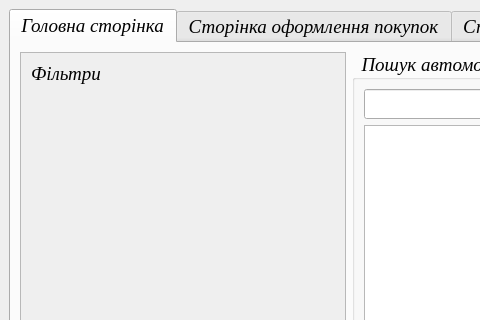
This is kursovaya/mainwindow.ui in Laffin01/kursovaya1 as Qt 5 draws it before an edit; both pictures show x 0 to 480 and y 0 to 320 of the 1031 by 676 pixel window. The edited form follows.
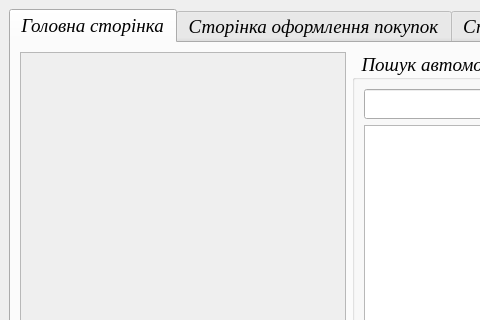
This is the edited form. The open tabs and pages were chosen to show the change.

Patch:
```diff
--- a/kursovaya/mainwindow.ui
+++ b/kursovaya/mainwindow.ui
@@ -79,25 +79,6 @@
              <height>603</height>
             </rect>
            </property>
-           <widget class="QLabel" name="label_25">
-            <property name="geometry">
-             <rect>
-              <x>10</x>
-              <y>10</y>
-              <width>251</width>
-              <height>21</height>
-             </rect>
-            </property>
-            <property name="maximumSize">
-             <size>
-              <width>16777215</width>
-              <height>40</height>
-             </size>
-            </property>
-            <property name="text">
-             <string>Фільтри</string>
-            </property>
-           </widget>
           </widget>
          </widget>
         </item>
```
Left out of the diff: 14 changed lines with no effect on the pictures.
